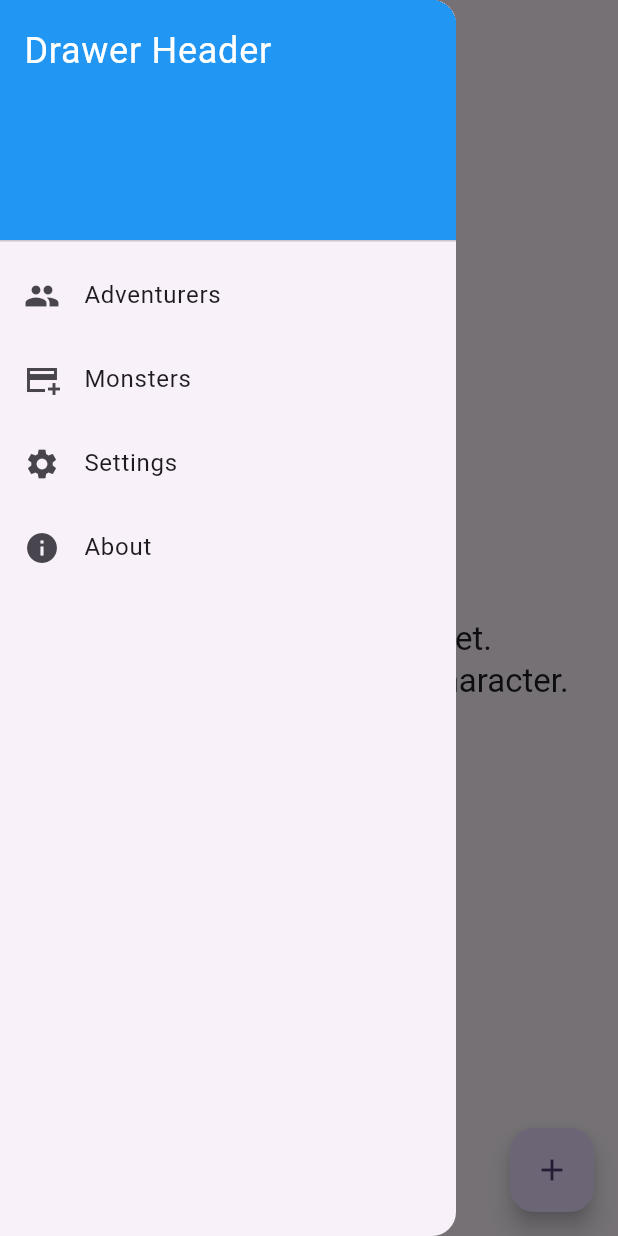
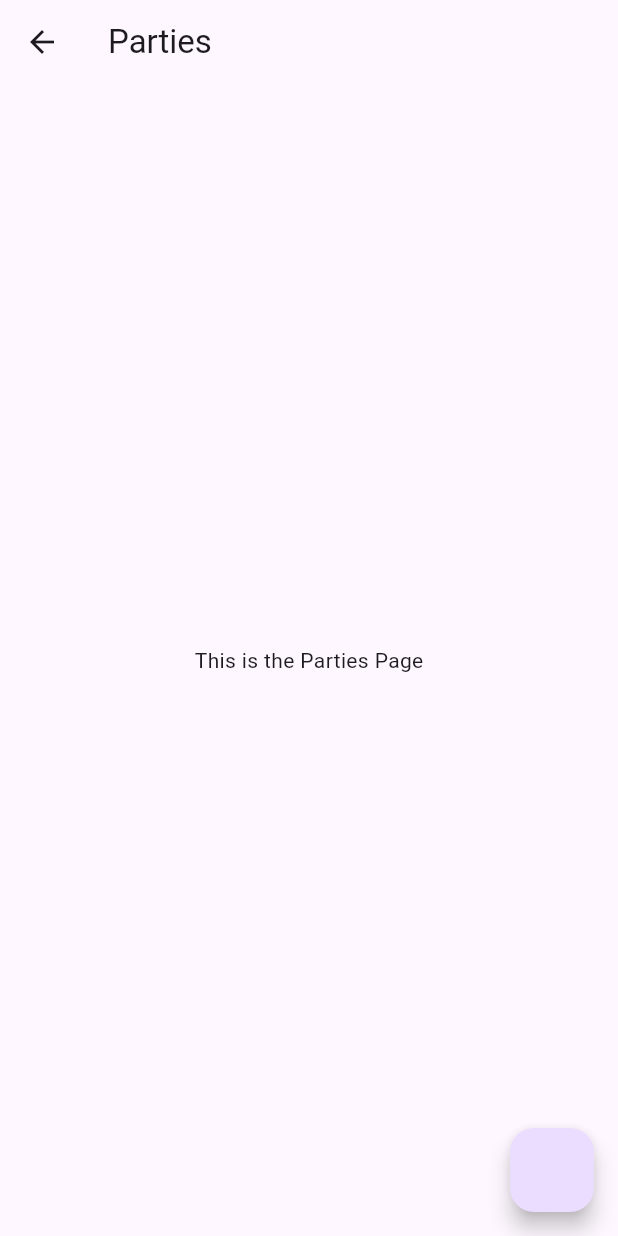
Before and after one commit to LzPod/init_tracker, a Flutter app: the screen it shows after launch, in the side drawer, after a tap on "Adventurers", on a phone screen of 412 x 824 dp. Run offline on Flutter 3.47's test engine with Material 3 defaults, Android fonts, the phone set to English and light mode, and no system bars; our stand-ins replace flutter_riverpod.

Commit message:
Feat: initialized parties_page.dart

```diff
--- a/lib/ui/pages/main_page.dart
+++ b/lib/ui/pages/main_page.dart
@@ -2,6 +2,7 @@ import 'package:flutter/material.dart';
 import 'package:flutter_riverpod/flutter_riverpod.dart';
 import 'package:simple_init_tracker/core/providers/character_provider.dart';
 import 'package:simple_init_tracker/models/character.dart';
+import 'package:simple_init_tracker/ui/pages/parties_page.dart';
 import 'package:simple_init_tracker/ui/widgets/add_character_dialog.dart';
 import 'package:simple_init_tracker/ui/widgets/character_tile.dart';
 
@@ -48,7 +49,14 @@ class MainPage extends ConsumerWidget {
             ListTile(
               leading: const Icon(Icons.group),
               title: const Text('Adventurers'),
-              onTap: () {},
+              onTap: () {
+                Navigator.push(
+                  context,
+                  MaterialPageRoute(
+                    builder: (context) => const PartiesPage(),
+                  ),
+                );
+              },
             ),
             ListTile(
               leading: const Icon(Icons.add_card_sharp),
--- /dev/null
+++ b/lib/ui/pages/parties_page.dart
@@ -0,0 +1,26 @@
+import 'package:flutter/material.dart';
+import 'package:flutter_riverpod/flutter_riverpod.dart';
+
+class PartiesPage extends ConsumerWidget {
+  const PartiesPage({super.key});
+
+  // ref.read is used to read the state of a provider.
+  // ref.watch is used to listen to the state of a provider.
+
+  @override
+  Widget build(BuildContext context, WidgetRef ref) {
+    return Scaffold(
+      appBar: AppBar(
+        title: const Text('Parties'),
+      ),
+      body: Center(
+        child: Text(
+          'This is the Parties Page',
+        ),
+      ),
+      floatingActionButton: FloatingActionButton(
+        onPressed: () {},
+      ),
+    );
+  }
+}
```
